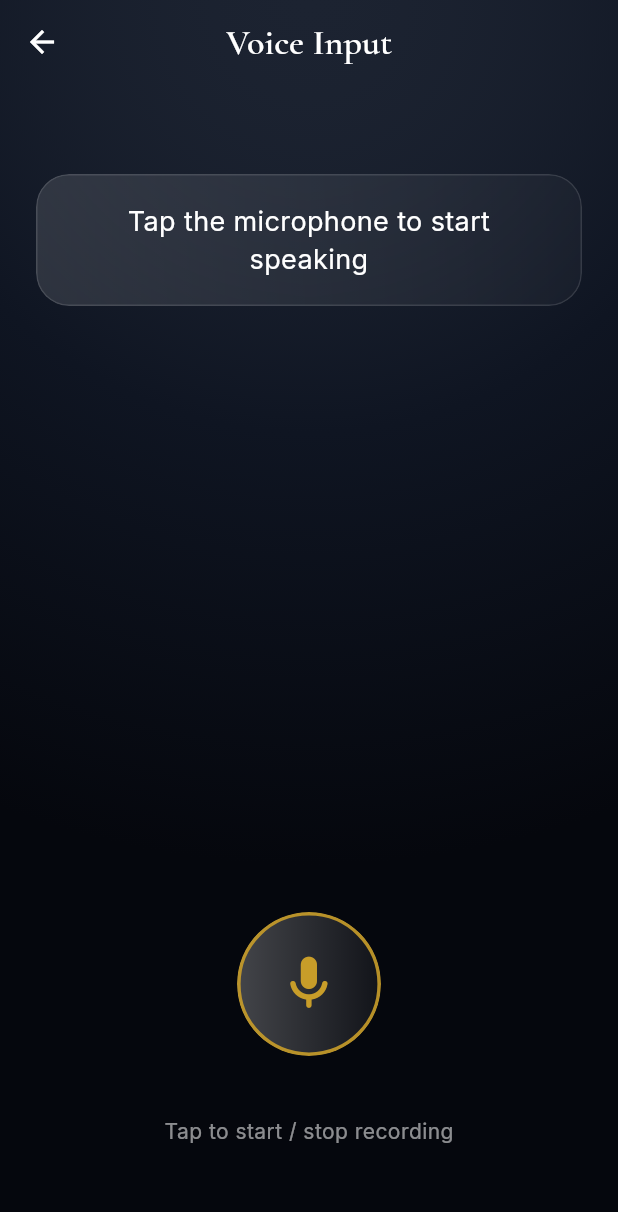
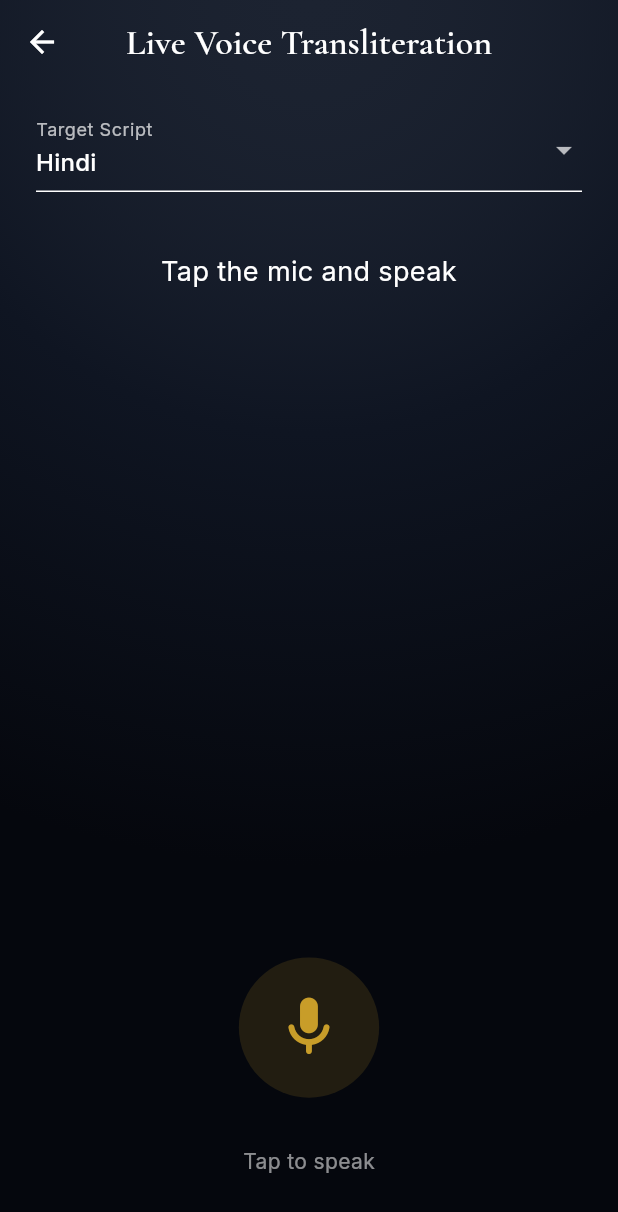
Before and after one commit to ganesha2456/Bhasha_Dristi_Kalkiforce, a Flutter app: the VoiceInputScreen screen opened directly, on a phone screen of 412 x 824 dp. Shown: the top 1212 px of the screen. Run offline on Flutter 3.47's test engine with Material 3 defaults, Android fonts, the phone set to English and light mode, and no system bars; our stand-ins replace camera, google_fonts, hive, hive_flutter, image_cropper, image_picker and 2 more; missing offline and left inert: flutter_sound; accounts and stored records are empty.

Commit message:
Final push

```diff
--- a/bhashadristi backup(frontend)/lib/screens/voice_input_screen.dart
+++ b/bhashadristi backup(frontend)/lib/screens/voice_input_screen.dart
@@ -1,7 +1,11 @@
-// lib/screens/voice_input_screen.dart
-
+import 'dart:io';
 import 'dart:ui';
 import 'package:flutter/material.dart';
+import 'package:flutter_sound/flutter_sound.dart';
+import 'package:path_provider/path_provider.dart';
+import 'package:permission_handler/permission_handler.dart';
+
+import '../services/ocr_service.dart';
 
 class VoiceInputScreen extends StatefulWidget {
   const VoiceInputScreen({super.key});
@@ -12,10 +16,28 @@ class VoiceInputScreen extends StatefulWidget {
 
 class _VoiceInputScreenState extends State<VoiceInputScreen>
     with SingleTickerProviderStateMixin {
-  bool isListening = false;
-  String recognizedText = "Tap the microphone to start speaking";
+  final FlutterSoundRecorder _recorder = FlutterSoundRecorder();
+
+  bool isRecording = false;
+  bool isProcessing = false;
+  bool recorderReady = false;
+
+  String recognizedText = "Tap the mic and speak";
+  String targetLanguage = "Hindi";
+
+  final List<String> languages = [
+    "Hindi",
+    "Tamil",
+    "Telugu",
+    "Bengali",
+    "Kannada",
+    "Malayalam",
+    "Gujarati",
+    "Punjabi",
+  ];
 
   late AnimationController _pulseController;
+  String? _audioPath;
 
   @override
   void initState() {
@@ -23,41 +45,96 @@ class _VoiceInputScreenState extends State<VoiceInputScreen>
     _pulseController = AnimationController(
       vsync: this,
       duration: const Duration(seconds: 1),
-      lowerBound: 0.8,
+      lowerBound: 0.85,
       upperBound: 1.1,
     );
+    _initRecorder();
+  }
+
+  Future<void> _initRecorder() async {
+    final mic = await Permission.microphone.request();
+    if (!mic.isGranted) return;
+
+    await _recorder.openRecorder();
+    recorderReady = true;
+    setState(() {});
   }
 
   @override
   void dispose() {
     _pulseController.dispose();
+    _recorder.closeRecorder();
     super.dispose();
   }
 
-  void toggleRecording() {
-    setState(() => isListening = !isListening);
+  // ▶️ Start Recording
+  Future<void> startRecording() async {
+    if (!recorderReady) return;
 
-    if (isListening) {
+    final dir = await getTemporaryDirectory();
+    _audioPath = "${dir.path}/voice.wav";
+
+    await _recorder.startRecorder(
+      toFile: _audioPath,
+      codec: Codec.pcm16WAV,
+    );
+
+    _pulseController.repeat(reverse: true);
+
+    setState(() {
+      isRecording = true;
       recognizedText = "Listening...";
-      _pulseController.repeat(reverse: true);
-      // TODO → integrate speech logic here later
-    } else {
-      recognizedText = "Processing audio...";
+    });
+  }
+
+  // ⏹ Stop Recording
+  Future<void> stopRecording() async {
     _pulseController.stop();
     _pulseController.reset();
+
+    await _recorder.stopRecorder();
+
+    setState(() {
+      isRecording = false;
+      isProcessing = true;
+      recognizedText = "Processing...";
+    });
+
+    if (_audioPath == null) return;
+
+    final response =
+        await OCRService.processVoice(_audioPath!, targetLanguage);
+
+    if (response.containsKey("error")) {
+      setState(() {
+        recognizedText = "❌ ${response["error"]}";
+      });
+    } else {
+      setState(() {
+        recognizedText =
+            response["transliterated_text"] ?? "No result";
+      });
     }
 
-    setState(() {});
+    setState(() => isProcessing = false);
   }
 
+  void toggleMic() async {
+    if (isRecording) {
+      await stopRecording();
+    } else if (!isProcessing) {
+      await startRecording();
+    }
+  }
+
+  // ---------------- UI ----------------
   @override
   Widget build(BuildContext context) {
-    const navy = Color(0xFF1C2331);
     const gold = Color(0xFFC89D29);
 
     return Scaffold(
       appBar: AppBar(
-        title: const Text("Voice Input"),
+        title: const Text("Live Voice Transliteration"),
         centerTitle: true,
         backgroundColor: Colors.transparent,
       ),
@@ -79,102 +156,85 @@ class _VoiceInputScreenState extends State<VoiceInputScreen>
         child: SafeArea(
           child: Column(
             children: [
-              const SizedBox(height: 60),
+              const SizedBox(height: 16),
 
-              // Glass text panel
+              // 🌍 Language Dropdown
               Padding(
                 padding: const EdgeInsets.symmetric(horizontal: 24),
-                child: ClipRRect(
-                  borderRadius: BorderRadius.circular(22),
-                  child: BackdropFilter(
-                    filter: ImageFilter.blur(sigmaX: 14, sigmaY: 14),
-                    child: Container(
-                      padding: const EdgeInsets.all(18),
-                      decoration: BoxDecoration(
-                        borderRadius: BorderRadius.circular(22),
-                        border: Border.all(
-                          color: Colors.white.withOpacity(0.12),
+                child: DropdownButtonFormField<String>(
+                  value: targetLanguage,
+                  dropdownColor: const Color(0xFF1C2331),
+                  items: languages
+                      .map(
+                        (lang) => DropdownMenuItem(
+                          value: lang,
+                          child: Text(lang,
+                              style:
+                                  const TextStyle(color: Colors.white)),
                         ),
-                        gradient: LinearGradient(
-                          colors: [
-                            Colors.white.withOpacity(0.12),
-                            Colors.white.withOpacity(0.03),
-                          ],
+                      )
+                      .toList(),
+                  onChanged: isRecording
+                      ? null
+                      : (val) =>
+                          setState(() => targetLanguage = val!),
+                  decoration: const InputDecoration(
+                    labelText: "Target Script",
+                    labelStyle:
+                        TextStyle(color: Colors.white70),
                   ),
                 ),
+              ),
+
+              const SizedBox(height: 40),
+
+              // 📝 Result Panel
+              Padding(
+                padding: const EdgeInsets.symmetric(horizontal: 24),
                 child: Text(
                   recognizedText,
                   textAlign: TextAlign.center,
                   style: const TextStyle(
                     color: Colors.white,
                     fontSize: 18,
-                          height: 1.4,
-                        ),
-                      ),
-                    ),
                   ),
                 ),
               ),
 
               const Spacer(),
 
-              // Glass mic button
+              // 🎤 Mic Button
               GestureDetector(
-                onTap: toggleRecording,
+                onTap: toggleMic,
                 child: ScaleTransition(
                   scale: _pulseController,
-                  child: ClipOval(
-                    child: BackdropFilter(
-                      filter: ImageFilter.blur(sigmaX: 18, sigmaY: 18),
-                      child: AnimatedContainer(
-                        duration: const Duration(milliseconds: 300),
-                        width: isListening ? 140 : 120,
-                        height: isListening ? 140 : 120,
-                        decoration: BoxDecoration(
-                          shape: BoxShape.circle,
-                          border: Border.all(
-                            color: gold.withOpacity(0.9),
-                            width: 3,
-                          ),
-                          gradient: LinearGradient(
-                            colors: [
-                              Colors.white.withOpacity(0.25),
-                              Colors.white.withOpacity(0.05),
-                            ],
-                          ),
-                          boxShadow: [
-                            if (isListening)
-                              BoxShadow(
-                                color: gold.withOpacity(0.6),
-                                blurRadius: 35,
-                                spreadRadius: 6,
-                              ),
-                          ],
-                        ),
+                  child: CircleAvatar(
+                    radius: isRecording ? 70 : 55,
+                    backgroundColor: gold.withOpacity(0.15),
                     child: Icon(
-                          isListening
+                      isRecording
                           ? Icons.stop_rounded
                           : Icons.mic_rounded,
-                          size: 54,
+                      size: 56,
                       color: gold,
                     ),
                   ),
                 ),
               ),
-                ),
+
+              const SizedBox(height: 24),
+
+              Text(
+                isRecording
+                    ? "Tap to stop"
+                    : isProcessing
+                        ? "Processing..."
+                        : "Tap to speak",
+                style:
+                    const TextStyle(color: Colors.white54),
               ),
 
-              const SizedBox(height: 28),
-
-              const Text(
-                "Tap to start / stop recording",
-                style: TextStyle(
-                  color: Colors.white54,
-                  letterSpacing: 0.3,
-                ),
-              ),
-
-              const SizedBox(height: 60),
+              const SizedBox(height: 40),
             ],
           ),
         ),
```
Also changed, not shown: bhashadristi backup(frontend)/lib/screens/gallery_upload_screen.dart (+81 -9 lines), bhashadristi backup(frontend)/lib/services/ocr_service.dart (+61 -28 lines), bhashadristi backup(frontend)/pubspec.yaml (+9 -1 lines), bhashadristi backup(frontend)/pubspec.lock, 21 other files. Lines whose indentation alone changed are shown as unchanged.
